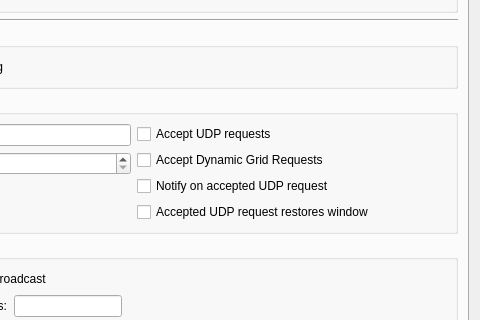
The window that Configuration.ui (qcmiao1998/js8call) describes before a commit, drawn with Qt 5; both pictures show x 212 to 692 and y 148 to 468 of the 692 by 778 pixel window.
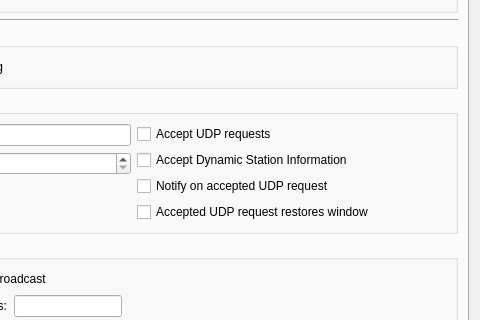
The same window after the commit. The open tabs and pages were chosen to show the change.

Commit message: Allow changes to station message from external programs

```diff
--- a/Configuration.ui
+++ b/Configuration.ui
@@ -2088,7 +2088,7 @@
                  <string>Check to allow grid changes from external programs</string>
                 </property>
                 <property name="text">
-                 <string>Accept Dynamic Grid Requests</string>
+                 <string>Accept Dynamic Station Information</string>
                 </property>
                </widget>
               </item>
```
Left out of the diff: 2 changed lines with no effect on the pictures. The commit also changes 3 other files.
